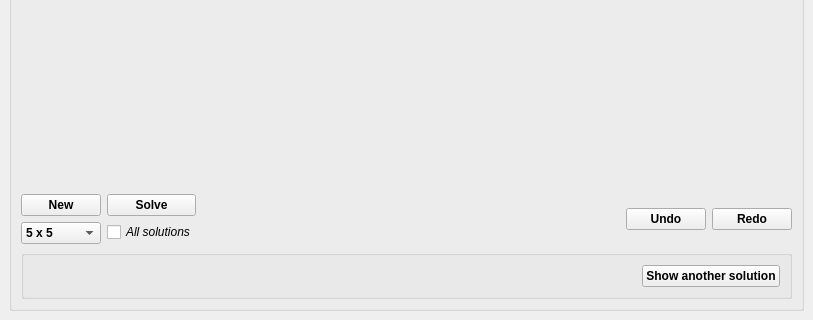
Qt form src/mainwindow.ui (MericLuc/ecv-latinsquare) before a commit; both pictures show x 0 to 813 and y 380 to 700 of the 813 by 700 pixel window.
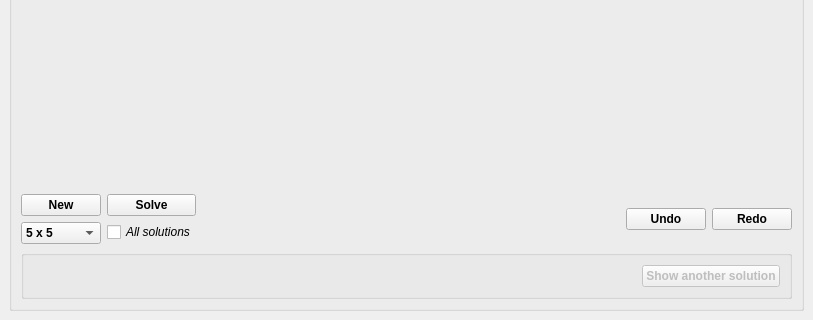
The same form after that commit. Custom widgets are drawn as their Qt base class.

The edit to the form file:
```diff
--- a/src/mainwindow.ui
+++ b/src/mainwindow.ui
@@ -243,6 +243,9 @@
          </item>
          <item>
           <widget class="QGroupBox" name="res_gb">
+           <property name="enabled">
+            <bool>false</bool>
+           </property>
            <property name="title">
             <string/>
            </property>
@@ -277,7 +280,6 @@
                 </property>
                 <property name="font">
                  <font>
-                  <weight>75</weight>
                   <bold>true</bold>
                  </font>
                 </property>
```
Left out of the diff: 8 changed lines with no effect on the pictures.
